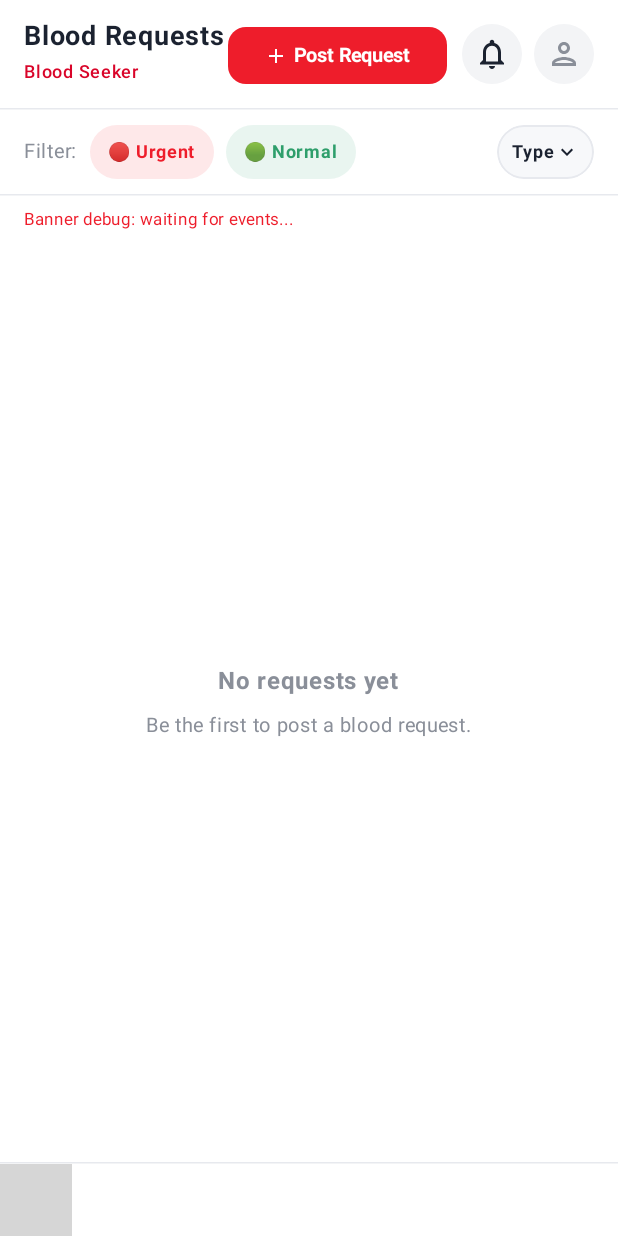
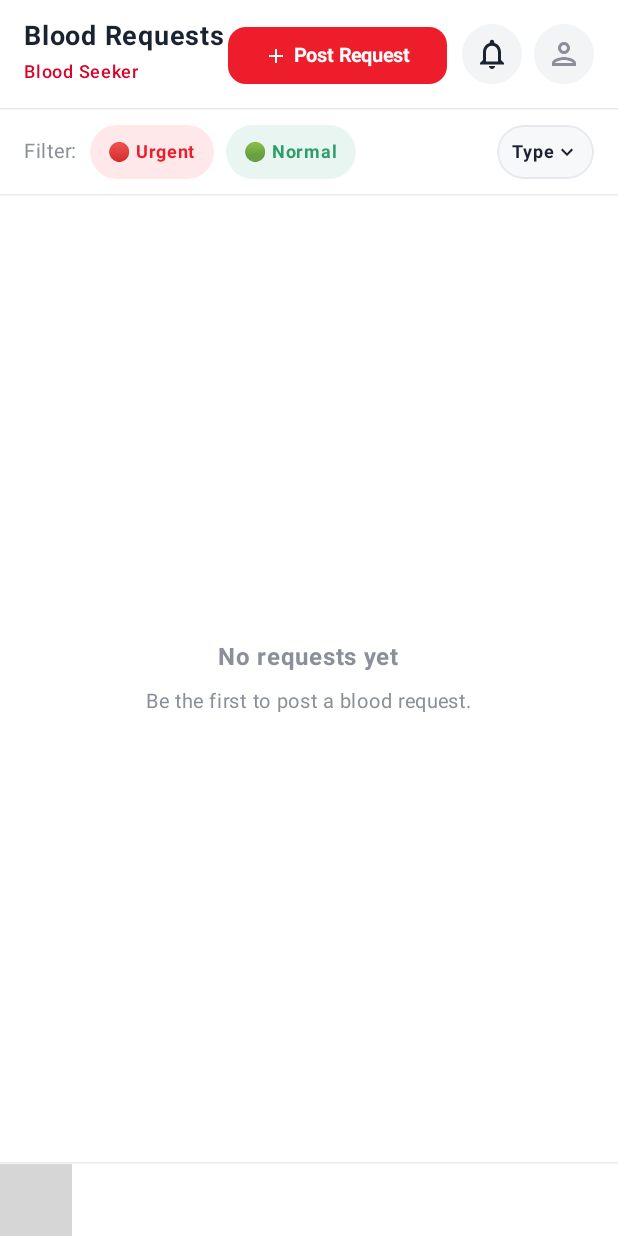
Before and after one commit to Chaosxenpai96/DuGO, an Android app built with Jetpack Compose: the composable RequestsScreen shown on its own in the app's theme, on a phone screen of 412 x 824 dp. Run offline under Robolectric (Android 15) with nearby library versions, the phone set to English and light mode, and no system bars; our stand-ins replace Firebase (no records; nobody signed in at launch, a user with empty details on screens opened directly); libraries missing offline, so code that uses them is left out: com.facebook, com.facebook.login, kotlin.math.acos, kotlin.math.cos, kotlin.math.ln and 1 more; 5 statements that could not run were skipped; grey boxes are pictures that could not be loaded.

Commit message:
Remove temporary banner debug line
Co-Authored-By: Claude Sonnet 5.5 <noreply@anthropic.com>
Claude-Session: https://claude.ai/code/session_01RfAQcEpj28dRPrsWiGXo7t

```diff
--- a/app/src/main/java/com/example/dugo/home/BloodDriveEvent.kt
+++ b/app/src/main/java/com/example/dugo/home/BloodDriveEvent.kt
@@ -42,10 +42,7 @@ object EventRepository {
      * Calls [onChange] with the next drive that is today or later, or null when
      * there isn't one. Remove the returned registration when the screen closes.
      */
-    fun listenNextDrive(
-        onStatus: (String) -> Unit = {},   // TEMP debug: why the banner is or isn't showing
-        onChange: (BloodDriveEvent?) -> Unit
-    ): ListenerRegistration {
+    fun listenNextDrive(onChange: (BloodDriveEvent?) -> Unit): ListenerRegistration {
         val startOfToday = Calendar.getInstance().apply {
             set(Calendar.HOUR_OF_DAY, 0)
             set(Calendar.MINUTE, 0)
@@ -61,16 +58,10 @@ object EventRepository {
                 if (error != null) {
                     // The banner is optional, so a failure just hides it.
                     Log.w(TAG, "Could not load blood drives", error)
-                    onStatus("error: ${error.message}")
                     onChange(null)
                     return@addSnapshotListener
                 }
-                val docs = snapshot?.documents.orEmpty()
-                val event = docs.firstNotNullOfOrNull(::toEvent)
-                onStatus(
-                    "upcoming docs=${docs.size}, readable=${if (event != null) 1 else 0}, " +
-                            "fromCache=${snapshot?.metadata?.isFromCache}"
-                )
+                val event = snapshot?.documents.orEmpty().firstNotNullOfOrNull(::toEvent)
                 onChange(event)
             }
     }
--- a/app/src/main/java/com/example/dugo/home/RequestsScreen.kt
+++ b/app/src/main/java/com/example/dugo/home/RequestsScreen.kt
@@ -109,7 +109,6 @@ fun RequestsScreen(
     var isSendingMessage by remember { mutableStateOf(false) }
     var messageError by remember { mutableStateOf<String?>(null) }
     var featuredEvent by remember { mutableStateOf<BloodDriveEvent?>(null) }
-    var eventStatus by remember { mutableStateOf("waiting for events...") } // TEMP debug
     var requestToComplete by remember { mutableStateOf<BloodRequest?>(null) }
     val myUid = AuthRepository.currentUser?.uid
 
@@ -123,7 +122,7 @@ fun RequestsScreen(
 
     // Next blood donation drive, shown as the featured banner when there is one
     DisposableEffect(Unit) {
-        val registration = EventRepository.listenNextDrive(onStatus = { eventStatus = it }) { featuredEvent = it }
+        val registration = EventRepository.listenNextDrive { featuredEvent = it }
         onDispose { registration.remove() }
     }
 
@@ -156,16 +155,6 @@ fun RequestsScreen(
         )
 
         HorizontalDivider(color = Line)
-
-        // TEMP debug: remove once the banner works
-        if (featuredEvent == null) {
-            Text(
-                "Banner debug: $eventStatus",
-                color = UrgentRed,
-                fontSize = 11.sp,
-                modifier = Modifier.padding(horizontal = 16.dp, vertical = 4.dp)
-            )
-        }
 
         // Feed
         if (filtered.isEmpty()) {
```
